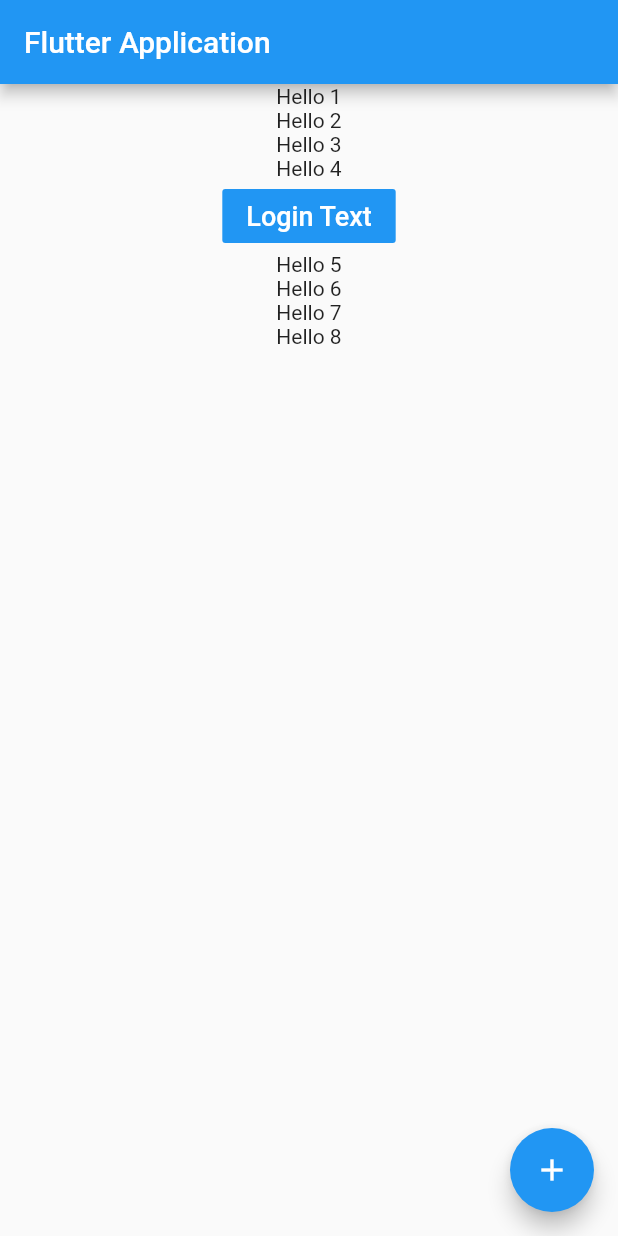
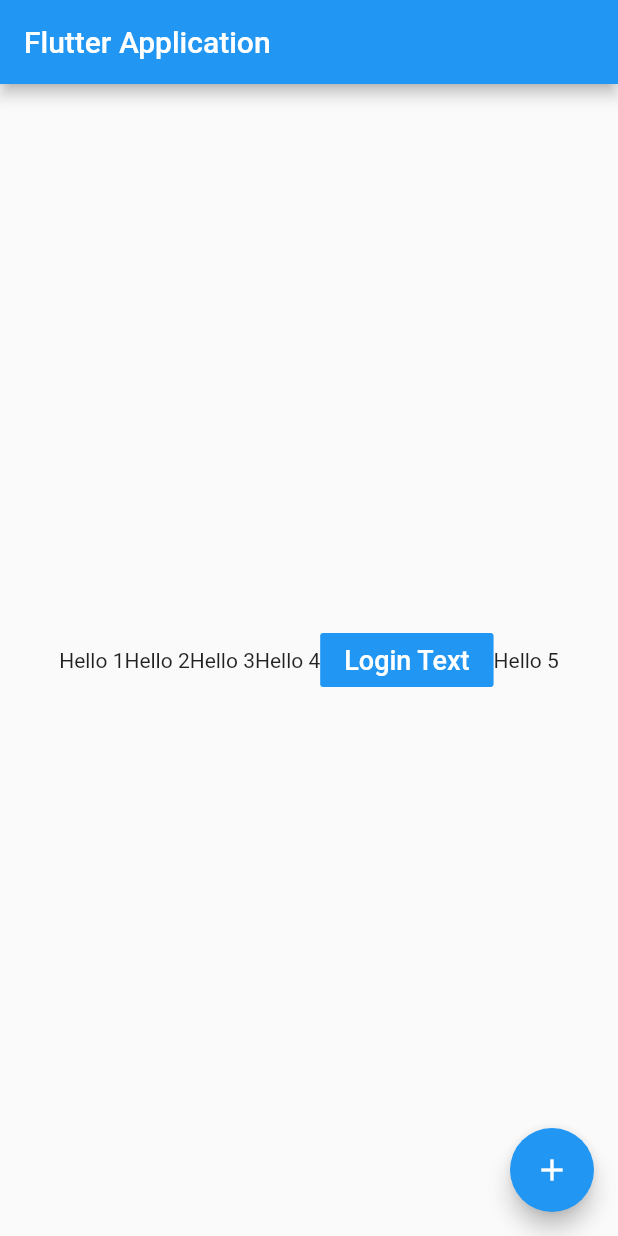
Before and after one commit to rahmat058/Flutter-Exercise, a Flutter app: the screen it shows after launch, on a phone screen of 412 x 824 dp. Run offline on Flutter 3.47's test engine with Material 2 defaults, Android fonts, the phone set to English and light mode, and no system bars.

Commit message:
Row  widget is done

```diff
--- a/lib/main.dart
+++ b/lib/main.dart
@@ -1,3 +1,4 @@
+import 'package:flutter/cupertino.dart';
 import 'package:flutter/material.dart';
 
 void main() {
@@ -12,7 +13,8 @@ class MyApp extends StatelessWidget {
     return MaterialApp(
       home: Scaffold(
         body: Center(
-          child: Column(
+          child: Row(
+            mainAxisAlignment: MainAxisAlignment.center,
             children: <Widget>[
               Text("Hello 1"),
               Text("Hello 2"),
@@ -24,9 +26,6 @@ class MyApp extends StatelessWidget {
                 onPressed: () {},
               ),
               Text("Hello 5"),
-              Text("Hello 6"),
-              Text("Hello 7"),
-              Text("Hello 8"),
             ],
           )
         ),
```
